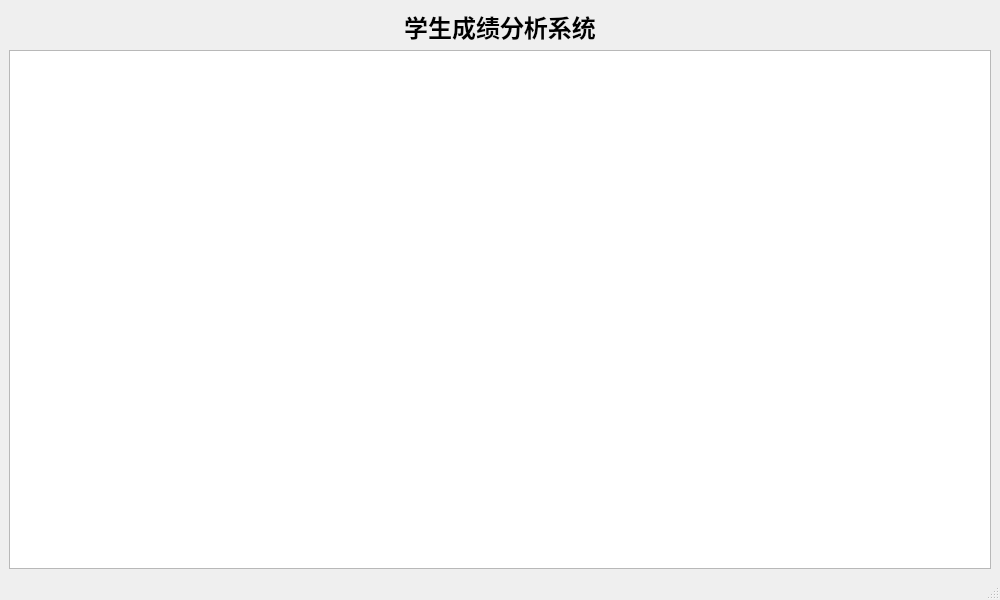
The window that mainwindow.ui (dkxjxj/qt_final) describes before a commit, drawn with Qt 5.
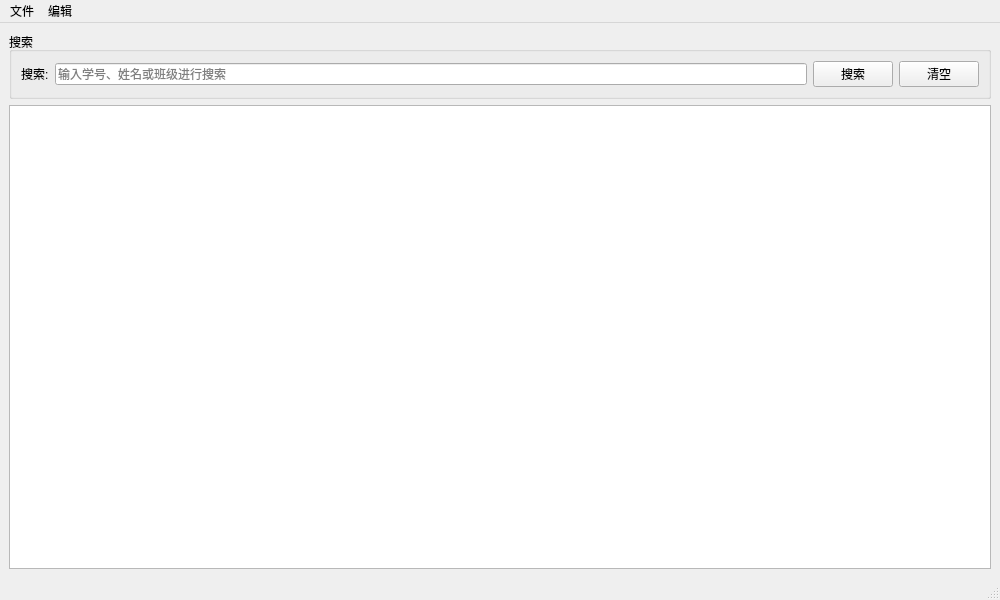
The same window after the commit.

Commit message: 在界面中添加搜索功能

The edit to the form file:
```diff
--- a/mainwindow.ui
+++ b/mainwindow.ui
@@ -18,24 +18,44 @@
 
     <!-- 标题区域 -->
     <item>
-     <widget class="QLabel" name="titleLabel">
-      <property name="text">
-       <string>学生成绩分析系统</string>
+     <widget class="QGroupBox" name="searchGroup">
+      <property name="title">
+       <string>搜索</string>
       </property>
-      <property name="alignment">
-       <set>Qt::AlignCenter</set>
-      </property>
-      <property name="font">
-       <font>
-        <pointsize>18</pointsize>
-        <weight>75</weight>
-        <bold>true</bold>
-       </font>
-      </property>
+      <layout class="QHBoxLayout" name="horizontalLayout">
+       <item>
+        <widget class="QLabel" name="searchLabel">
+         <property name="text">
+          <string>搜索:</string>
+         </property>
+        </widget>
+       </item>
+       <item>
+        <widget class="QLineEdit" name="searchEdit">
+         <property name="placeholderText">
+          <string>输入学号、姓名或班级进行搜索</string>
+         </property>
+        </widget>
+       </item>
+       <item>
+        <widget class="QPushButton" name="searchButton">
+         <property name="text">
+          <string>搜索</string>
+         </property>
+        </widget>
+       </item>
+       <item>
+        <widget class="QPushButton" name="clearButton">
+         <property name="text">
+          <string>清空</string>
+         </property>
+        </widget>
+       </item>
+      </layout>
      </widget>
     </item>
 
-    <!-- 表格区域（设置拉伸因子让表格占据更多空间） -->
+    <!-- 表格区域 -->
     <item>
      <widget class="QTableView" name="tableView">
       <property name="alternatingRowColors">
@@ -50,17 +70,41 @@
       <property name="sortingEnabled">
        <bool>true</bool>
       </property>
-      <property name="showGrid">
-       <bool>true</bool>
-      </property>
-      <property name="cornerButtonEnabled">
-       <bool>false</bool>
-      </property>
      </widget>
     </item>
 
    </layout>
   </widget>
+
+  <!-- 菜单栏 -->
+  <widget class="QMenuBar" name="menubar">
+   <property name="geometry">
+    <rect>
+     <x>0</x>
+     <y>0</y>
+     <width>1000</width>
+     <height>25</height>
+    </rect>
+   </property>
+   <widget class="QMenu" name="menuFile">
+    <property name="title">
+     <string>文件</string>
+    </property>
+    <addaction name="actionAdd"/>
+    <addaction name="actionExit"/>
+   </widget>
+   <widget class="QMenu" name="menuEdit">
+    <property name="title">
+     <string>编辑</string>
+    </property>
+    <addaction name="actionDelete"/>
+    <addaction name="actionRefresh"/>
+   </widget>
+   <addaction name="menuFile"/>
+   <addaction name="menuEdit"/>
+  </widget>
+
+  <!-- 状态栏 -->
   <widget class="QStatusBar" name="statusbar"/>
  </widget>
 </ui>
```
Left out of the diff: 45 changed lines with no effect on the pictures.
